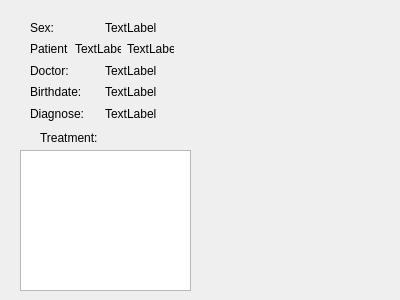
This is courses/prog_base_3/project/ClinicsManagementSystem/patientwindow.ui in KarinaChumak/KPIrepository as Qt 5 draws it before an edit. The edited form follows.
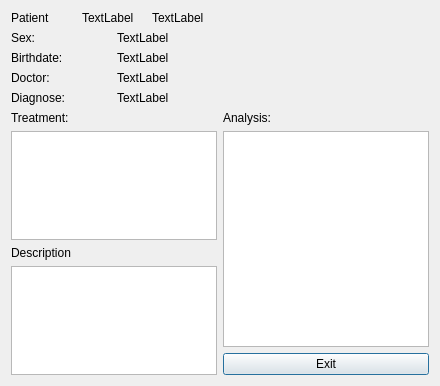
This is the edited form.

Patch:
```diff
--- a/courses/prog_base_3/project/ClinicsManagementSystem/patientwindow.ui
+++ b/courses/prog_base_3/project/ClinicsManagementSystem/patientwindow.ui
@@ -6,64 +6,51 @@
    <rect>
     <x>0</x>
     <y>0</y>
-    <width>400</width>
-    <height>300</height>
+    <width>440</width>
+    <height>386</height>
    </rect>
   </property>
   <property name="windowTitle">
    <string>Dialog</string>
   </property>
-  <widget class="QListView" name="listView">
-   <property name="geometry">
-    <rect>
-     <x>20</x>
-     <y>150</y>
-     <width>171</width>
-     <height>141</height>
-    </rect>
-   </property>
-  </widget>
-  <widget class="QLabel" name="label_6">
-   <property name="geometry">
-    <rect>
-     <x>40</x>
-     <y>130</y>
-     <width>61</width>
-     <height>16</height>
-    </rect>
-   </property>
+  <layout class="QGridLayout" name="gridLayout">
+   <item row="4" column="1">
+    <widget class="QPushButton" name="pushButton">
+     <property name="text">
+      <string>Exit</string>
+     </property>
+    </widget>
+   </item>
+   <item row="3" column="0" rowspan="2">
+    <layout class="QVBoxLayout" name="verticalLayout_3">
+     <item>
+      <widget class="QLabel" name="label_medtest">
    <property name="text">
-    <string>Treatment:</string>
-   </property>
-  </widget>
-  <widget class="QWidget" name="">
-   <property name="geometry">
-    <rect>
-     <x>30</x>
-     <y>20</y>
-     <width>144</width>
-     <height>101</height>
-    </rect>
-   </property>
+        <string>Description</string>
+       </property>
+      </widget>
+     </item>
+     <item>
+      <widget class="QTextBrowser" name="textBrowser"/>
+     </item>
+    </layout>
+   </item>
+   <item row="1" column="1" rowspan="3">
+    <layout class="QVBoxLayout" name="verticalLayout_4">
+     <item>
+      <widget class="QLabel" name="label_7">
+       <property name="text">
+        <string>Analysis:</string>
+       </property>
+      </widget>
+     </item>
+     <item>
+      <widget class="QListView" name="listView_analysis"/>
+     </item>
+    </layout>
+   </item>
+   <item row="0" column="0">
    <layout class="QVBoxLayout" name="verticalLayout">
-    <item>
-     <layout class="QHBoxLayout" name="horizontalLayout_2">
-      <item>
-       <widget class="QLabel" name="label_3">
-        <property name="text">
-         <string>Sex:</string>
-        </property>
-       </widget>
-      </item>
-      <item>
-       <widget class="QLabel" name="label_sex">
-        <property name="text">
-         <string>TextLabel</string>
-        </property>
-       </widget>
-      </item>
-     </layout>
-    </item>
     <item>
      <layout class="QHBoxLayout" name="horizontalLayout">
       <item>
@@ -90,16 +77,16 @@
      </layout>
     </item>
     <item>
-     <layout class="QHBoxLayout" name="horizontalLayout_4">
+      <layout class="QHBoxLayout" name="horizontalLayout_2">
       <item>
-       <widget class="QLabel" name="label_5">
+        <widget class="QLabel" name="label_3">
         <property name="text">
-         <string>Doctor:</string>
+          <string>Sex:</string>
         </property>
        </widget>
       </item>
       <item>
-       <widget class="QLabel" name="label_doctor">
+        <widget class="QLabel" name="label_sex">
         <property name="text">
          <string>TextLabel</string>
         </property>
@@ -125,6 +112,24 @@
       </item>
      </layout>
     </item>
+     <item>
+      <layout class="QHBoxLayout" name="horizontalLayout_4">
+       <item>
+        <widget class="QLabel" name="label_5">
+         <property name="text">
+          <string>Doctor:</string>
+         </property>
+        </widget>
+       </item>
+       <item>
+        <widget class="QLabel" name="label_doctor">
+         <property name="text">
+          <string>TextLabel</string>
+         </property>
+        </widget>
+       </item>
+      </layout>
+     </item>
     <item>
      <layout class="QHBoxLayout" name="horizontalLayout_5">
       <item>
@@ -144,7 +149,39 @@
      </layout>
     </item>
    </layout>
-  </widget>
+   </item>
+   <item row="1" column="0">
+    <layout class="QVBoxLayout" name="verticalLayout_2">
+     <item>
+      <widget class="QLabel" name="label_6">
+       <property name="text">
+        <string>Treatment:</string>
+       </property>
+      </widget>
+     </item>
+     <item>
+      <widget class="QListView" name="listView">
+       <property name="toolTip">
+        <string>Double click the item to load more information</string>
+       </property>
+      </widget>
+     </item>
+    </layout>
+   </item>
+   <item row="2" column="0">
+    <spacer name="verticalSpacer">
+     <property name="orientation">
+      <enum>Qt::Vertical</enum>
+     </property>
+     <property name="sizeHint" stdset="0">
+      <size>
+       <width>20</width>
+       <height>40</height>
+      </size>
+     </property>
+    </spacer>
+   </item>
+  </layout>
  </widget>
  <resources/>
  <connections/>
```
Lines whose indentation alone changed are shown as unchanged.
